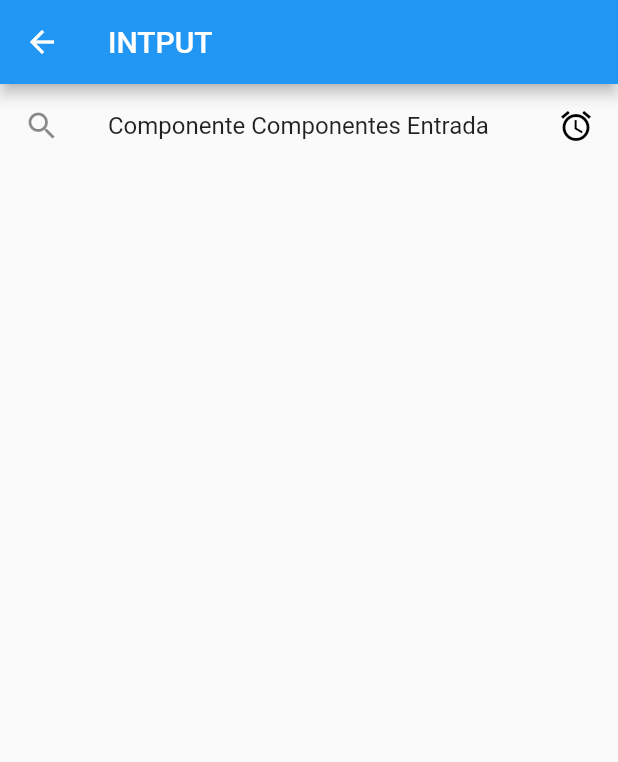
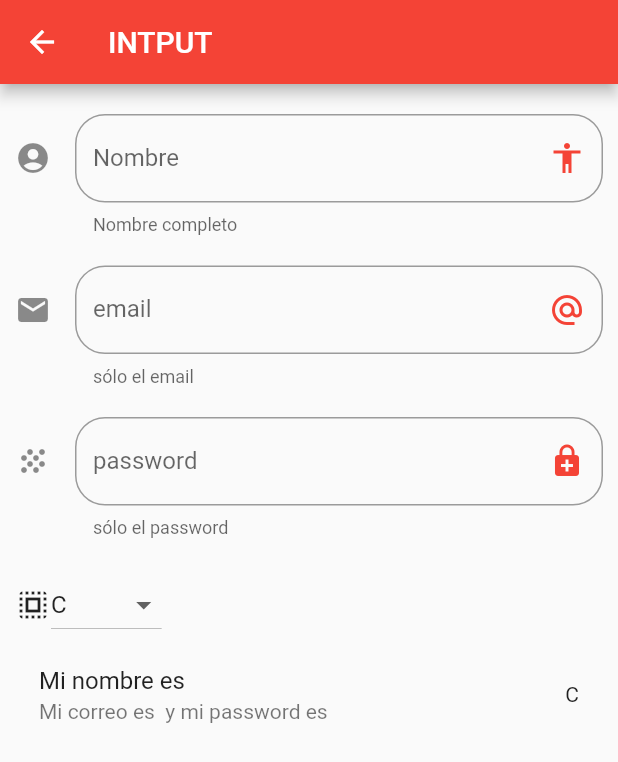
Before and after one commit to lalo1234321/componetesGit, a Flutter app: the Input screen opened by its route, on a phone screen of 412 x 824 dp. Shown: the top 762 px of the screen. Run offline on Flutter 3.47's test engine with Material 2 defaults, Android fonts, the phone set to English and light mode, and no system bars; network calls fail.

Commit message:
se completo el design de la pagina avatar y input

```diff
--- a/lib/pages/avatar_page.dart
+++ b/lib/pages/avatar_page.dart
@@ -6,9 +6,26 @@ class AvatarPage extends StatelessWidget {
     return Scaffold(
       appBar: AppBar(
         title: Text('avatarPage'),
+        actions: [
+          Container(
+            padding: EdgeInsets.all(10),
+            child: CircleAvatar(
+              backgroundImage: NetworkImage('https://estaticos.muyinteresante.es/media/cache/1140x_thumb/uploads/images/gallery/594a1ced5bafe85dfd3c9869/gato-romano_0.jpg'),
+              radius: 20,
+            ),
+          ),
+          Container(
+            child: CircleAvatar(
+              child: Text('EC')
+            ),
+          )
+        ],
       ),
       body: Center(
-        child: Text('página avatar'),
+        child: FadeInImage(
+          image: NetworkImage('https://www.infobae.com/new-resizer/uNiXguPtw9j0rrP_0Pita7pbaio=/1200x900/filters:format(jpg):quality(85)/s3.amazonaws.com/arc-wordpress-client-uploads/infobae-wp/wp-content/uploads/2017/01/23111821/gato-1920.jpg'),
+          placeholder: AssetImage('assets/jar-loading.gif'),
+        ),
       ),
     );
   }
--- a/lib/pages/home_page.dart
+++ b/lib/pages/home_page.dart
@@ -56,7 +56,7 @@ class HomePage extends StatelessWidget {
         trailing: Icon(Icons.arrow_forward_ios, color: Colors.purple,),
         leading: Icon(Icons.search),
         onTap: () {
-          Navigator.pushNamed(context, 'alert');
+          Navigator.pushNamed(context, opt['ruta']);
         },
       );
       opciones.add(listTileTemp);
--- a/lib/pages/input_page.dart
+++ b/lib/pages/input_page.dart
@@ -1,27 +1,152 @@
 import 'package:flutter/material.dart';
 
-class Input extends StatelessWidget {
+class Input extends StatefulWidget {
+  @override
+  _InputState createState() => _InputState();
+}
+
+class _InputState extends State<Input> {
+
+  String _nombre = '';
+  String _email = '';
+  String _password = '';
+  String _opcionSeleccionada = 'C';
+  List<String> _lenguajePreferido = ['C', 'Java', 'C++', 'Python', 'C#'];
+
   @override
   Widget build(BuildContext context) {
     return Scaffold(
         appBar: AppBar(
           title: Text('INTPUT'),
+          backgroundColor: Colors.red,
         ),
-        body: _crearList(context, 'Componentes Entrada'));
+        body: ListView(
+          padding: EdgeInsets.symmetric(horizontal: 10,vertical: 20),
+          children: [
+            _crearInput(),
+            SizedBox(height: 20),
+            _crearEmail(),
+            SizedBox(height: 20),
+            _crearPassword(),
+            SizedBox(height: 20.0),
+            _crearDropDown(),
+            _crearPersona()
+          ],
+        ),
+    );
+
   }
 
-  Widget _crearList(BuildContext context, String name) {
-    return ListView(
-      children: <Widget>[
-        ListTile(
-          title: Text('Componente ${name}'),
-          trailing: Icon(Icons.access_alarm,color: Colors.black,),
-          leading: Icon(Icons.search),
-          onTap: () {
-            print('Compontent 1');
+  Widget _crearInput() {
+    return TextField(
+      textCapitalization: TextCapitalization.words,
+      decoration: InputDecoration(
+        border: OutlineInputBorder(
+          borderRadius: BorderRadius.circular(20.0)
+        ),
+        suffixIcon: Icon(
+          Icons.accessibility,
+          color: Colors.red,
+        ),
+        icon: Icon(Icons.account_circle),
+        hintText: 'Escriba su nombre',
+        labelText: 'Nombre',
+        helperText: 'Nombre completo'
+      ),
+      onChanged: (valor) {
+        setState(() {
+          _nombre = valor;
+        });
+      },
+    );
+  }
+
+  Widget _crearEmail() {
+    return TextField(
+      keyboardType: TextInputType.emailAddress,
+      decoration: InputDecoration(
+        border: OutlineInputBorder(
+          borderRadius: BorderRadius.circular(20.0)
+        ),
+        suffixIcon: Icon(
+          Icons.alternate_email,
+          color: Colors.red,
+        ),
+        icon: Icon(Icons.email),
+        hintText: 'Escribe tu email',
+        labelText: 'email',
+        helperText: 'sólo el email'
+      ),
+      onChanged: (valor) {
+        setState(() {
+          _email = valor;
+        });
+      },
+    );
+  }
+
+
+  Widget _crearPassword() {
+    return TextField(
+      obscureText: true,
+      decoration: InputDecoration(
+        border: OutlineInputBorder(
+          borderRadius: BorderRadius.circular(20.0)
+        ),
+        suffixIcon: Icon(
+          Icons.enhanced_encryption,
+          color: Colors.red,
+        ),
+        icon: Icon(Icons.grain),
+        hintText: 'Escriba su password',
+        labelText: 'password',
+        helperText: 'sólo el password'
+      ),
+      onChanged: (valor) {
+        setState(() {
+          _password = valor;
+        });
+      },
+    );
+  }
+
+  List<DropdownMenuItem<String>> _getOpciones() {
+    List<DropdownMenuItem<String>> lista = [];
+    _lenguajePreferido.forEach((element) {
+      lista.add(DropdownMenuItem(
+        child: Text(element),
+        value: element,
+      ));
+    });
+    return lista;
+  }
+
+
+  Widget _crearDropDown() {
+    return Row(
+      children: [
+        Icon(Icons.select_all),
+        SizedBox(height: 30.0,),
+        DropdownButton(
+          items: _getOpciones(),
+          value:_opcionSeleccionada,
+          onChanged: (opt) {
+            setState(() {
+              _opcionSeleccionada = opt;
+            });
           },
         )
       ],
     );
   }
+
+  Widget _crearPersona() {
+    return ListTile(
+      title: Text('Mi nombre es ${_nombre}'),
+      subtitle: Text('Mi correo es ${_email} y mi password es ${_password}'),
+      trailing: Text(_opcionSeleccionada),
+    );
+  }
+
+
 }
--- a/pubspec.yaml
+++ b/pubspec.yaml
@@ -47,6 +47,7 @@ flutter:
   # To add assets to your application, add an assets section, like this:
   assets:
   - data/menu-opts.json
+  - assets/
     # - images/a_dot_burr.jpeg
   #   - images/a_dot_ham.jpeg
 
```
Also changed, not shown: assets/jar-loading.gif (added).
